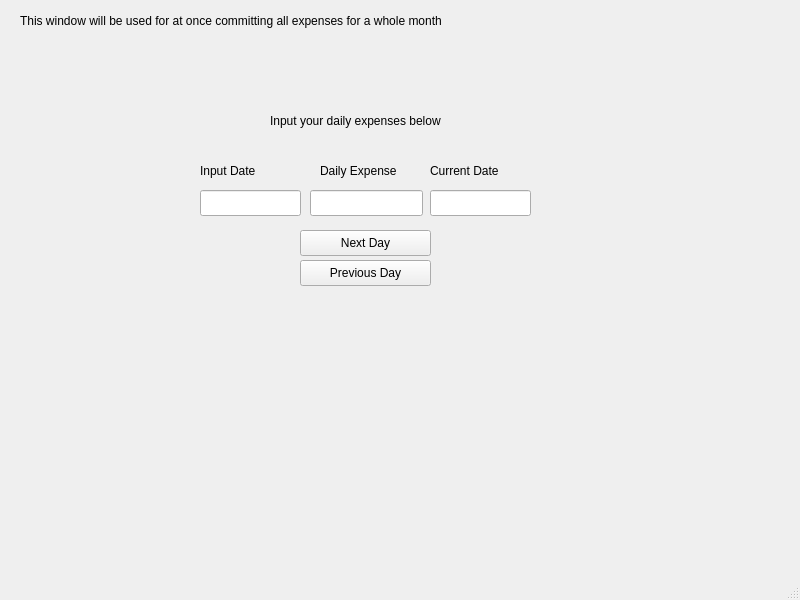
Old version of the form src/ui/mainwindow.ui in the repository Mihael0/finance_manager_qt.
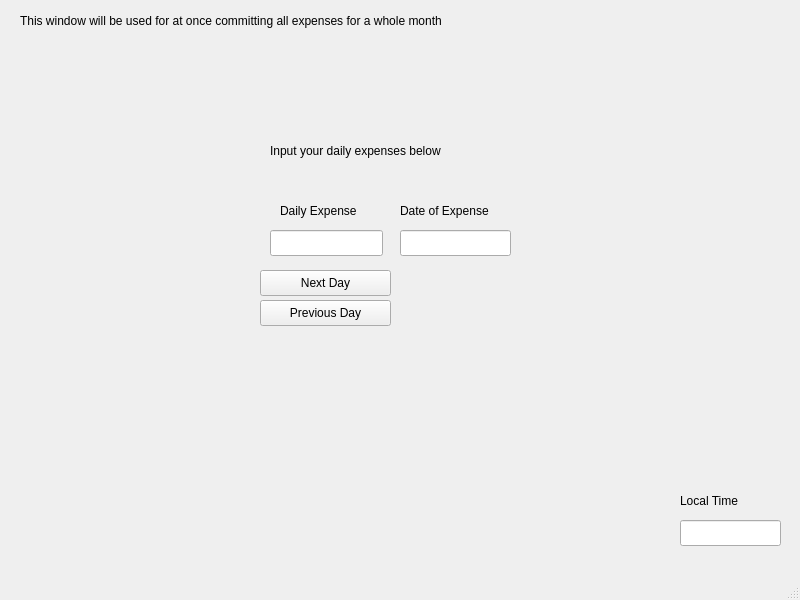
New version of the form.

Commit message: Writing an expense with a date

```diff
--- a/src/ui/mainwindow.ui
+++ b/src/ui/mainwindow.ui
@@ -18,7 +18,7 @@
     <property name="geometry">
      <rect>
       <x>270</x>
-      <y>100</y>
+      <y>130</y>
       <width>231</width>
       <height>41</height>
      </rect>
@@ -30,8 +30,8 @@
    <widget class="QLineEdit" name="currentMonth">
     <property name="geometry">
      <rect>
-      <x>430</x>
-      <y>190</y>
+      <x>680</x>
+      <y>520</y>
       <width>101</width>
       <height>26</height>
      </rect>
@@ -43,8 +43,8 @@
    <widget class="QLineEdit" name="dailyExpenses">
     <property name="geometry">
      <rect>
-      <x>310</x>
-      <y>190</y>
+      <x>270</x>
+      <y>230</y>
       <width>113</width>
       <height>26</height>
      </rect>
@@ -53,8 +53,8 @@
    <widget class="QPushButton" name="nextDay">
     <property name="geometry">
      <rect>
-      <x>300</x>
-      <y>230</y>
+      <x>260</x>
+      <y>270</y>
       <width>131</width>
       <height>26</height>
      </rect>
@@ -66,8 +66,8 @@
    <widget class="QPushButton" name="previousDay">
     <property name="geometry">
      <rect>
-      <x>300</x>
-      <y>260</y>
+      <x>260</x>
+      <y>300</y>
       <width>131</width>
       <height>26</height>
      </rect>
@@ -92,9 +92,9 @@
    <widget class="QLineEdit" name="startOfCurrentMonth">
     <property name="geometry">
      <rect>
-      <x>200</x>
-      <y>190</y>
-      <width>101</width>
+      <x>400</x>
+      <y>230</y>
+      <width>111</width>
       <height>26</height>
      </rect>
     </property>
@@ -105,8 +105,8 @@
    <widget class="QLabel" name="label_3">
     <property name="geometry">
      <rect>
-      <x>320</x>
-      <y>150</y>
+      <x>280</x>
+      <y>190</y>
       <width>101</width>
       <height>41</height>
      </rect>
@@ -118,27 +118,27 @@
    <widget class="QLabel" name="label_4">
     <property name="geometry">
      <rect>
-      <x>430</x>
-      <y>150</y>
+      <x>680</x>
+      <y>480</y>
       <width>101</width>
       <height>41</height>
      </rect>
     </property>
     <property name="text">
-     <string>Current Date</string>
+     <string>Local Time</string>
     </property>
    </widget>
    <widget class="QLabel" name="label_5">
     <property name="geometry">
      <rect>
-      <x>200</x>
-      <y>150</y>
+      <x>400</x>
+      <y>190</y>
       <width>101</width>
       <height>41</height>
      </rect>
     </property>
     <property name="text">
-     <string>Input Date</string>
+     <string>Date of Expense</string>
     </property>
    </widget>
    <zorder>label</zorder>
```
The commit also changes 3 other files.
